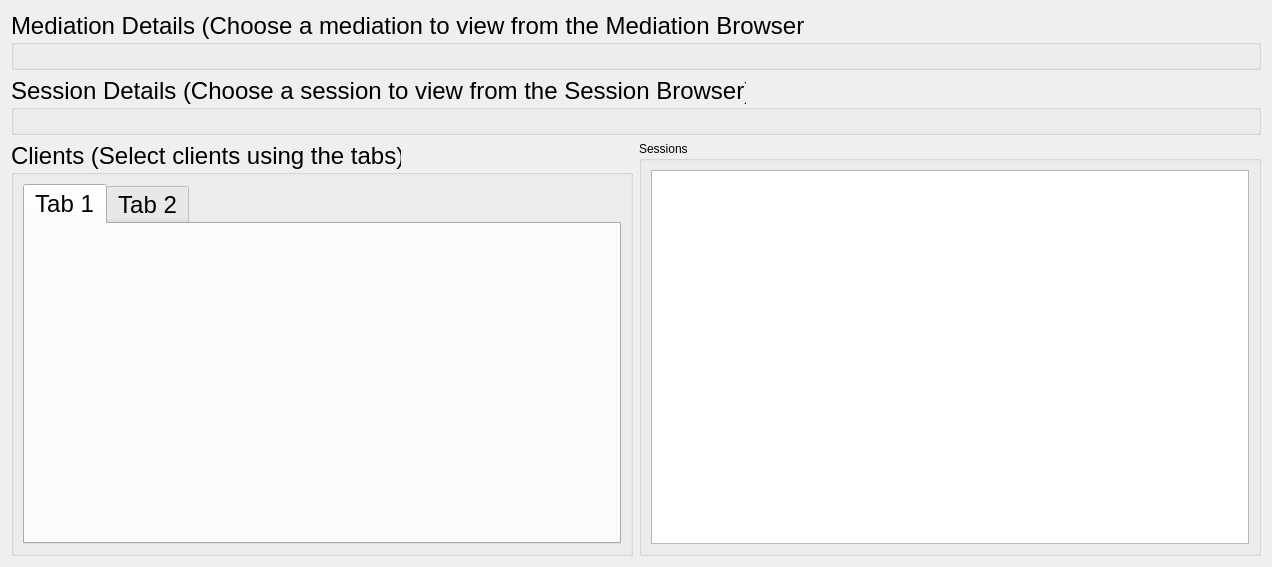
Old version of the form drc/gui/mediationprocessview.ui in the repository lansdon/cpts483_drc.
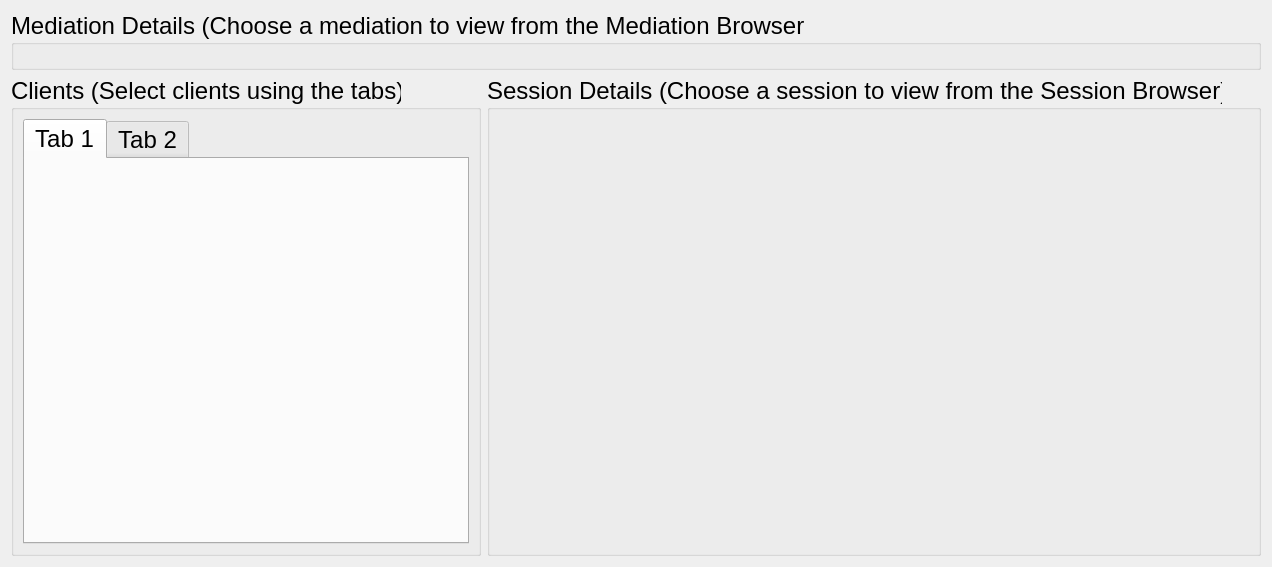
New version of the form.

Commit message: back to the old school layout

Patch:
```diff
--- a/drc/gui/mediationprocessview.ui
+++ b/drc/gui/mediationprocessview.ui
@@ -50,24 +50,6 @@
      </property>
     </widget>
    </item>
-   <item>
-    <widget class="QGroupBox" name="sessionOverviewGroupBox">
-     <property name="minimumSize">
-      <size>
-       <width>0</width>
-       <height>50</height>
-      </size>
-     </property>
-     <property name="font">
-      <font>
-       <pointsize>18</pointsize>
-      </font>
-     </property>
-     <property name="title">
-      <string>Session Details (Choose a session to view from the Session Browser)</string>
-     </property>
-    </widget>
-   </item>
    <item>
     <layout class="QGridLayout" name="gridLayout_3">
      <item row="0" column="0">
@@ -99,15 +81,21 @@
       </widget>
      </item>
      <item row="0" column="1">
-      <widget class="QGroupBox" name="sessionsContainer">
+      <widget class="QGroupBox" name="sessionOverviewGroupBox">
+       <property name="minimumSize">
+        <size>
+         <width>0</width>
+         <height>50</height>
+        </size>
+       </property>
+       <property name="font">
+        <font>
+         <pointsize>18</pointsize>
+        </font>
+       </property>
        <property name="title">
-        <string>Sessions</string>
+        <string>Session Details (Choose a session to view from the Session Browser)</string>
        </property>
-       <layout class="QGridLayout" name="gridLayout_2">
-        <item row="0" column="0">
-         <widget class="QTableWidget" name="sessionsTable"/>
-        </item>
-       </layout>
       </widget>
      </item>
     </layout>
```
The commit also changes 2 other files.
